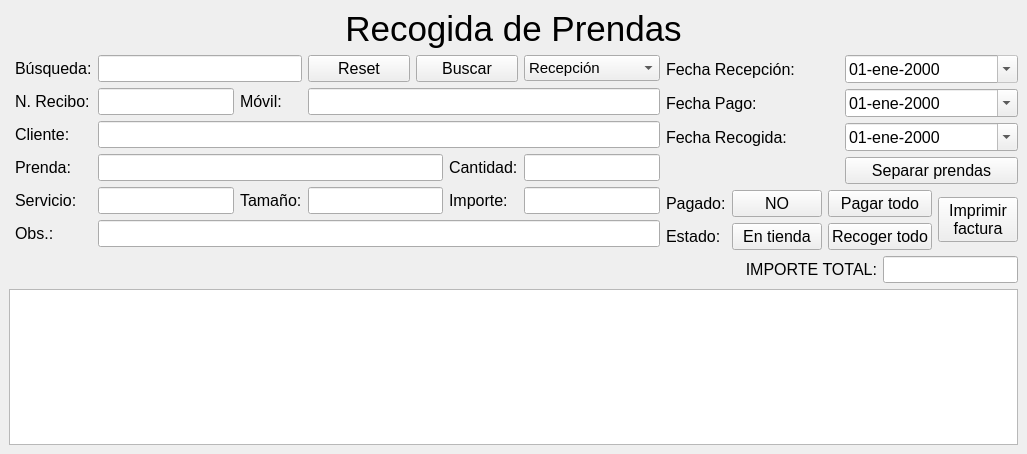
germanbravolopez/laideal, file src/recog_prendas/recog_prendas.ui: the form before one commit.
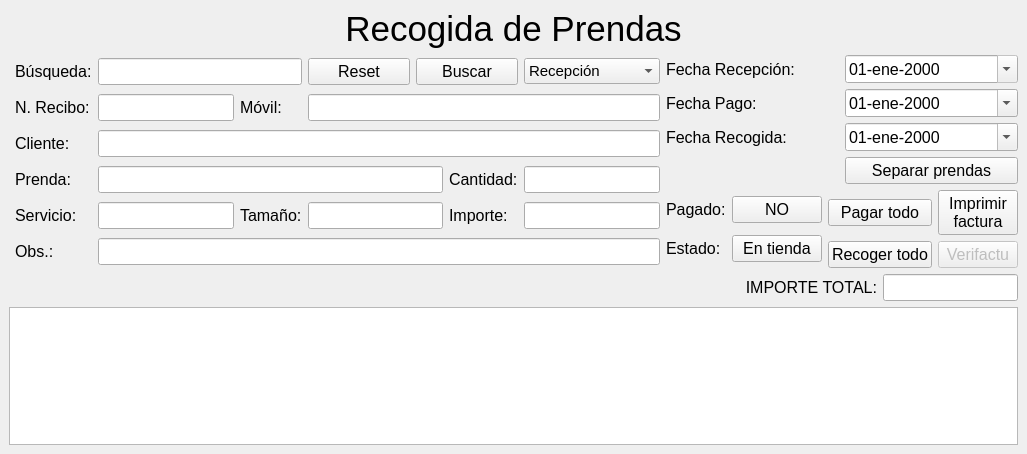
The form after the commit.

Commit message: add implementation of verifactu details display in recog_prendas

Patch:
```diff
--- a/src/recog_prendas/recog_prendas.ui
+++ b/src/recog_prendas/recog_prendas.ui
@@ -29,7 +29,7 @@
   </property>
   <widget class="QWidget" name="centralwidget">
    <layout class="QGridLayout" name="gridLayout_4">
-    <item row="2" column="5" rowspan="2">
+    <item row="2" column="5">
      <widget class="QPushButton" name="pb_print">
       <property name="font">
        <font>
@@ -48,6 +48,24 @@
       </property>
      </widget>
     </item>
+    <item row="3" column="5">
+     <widget class="QPushButton" name="pb_verifactu">
+      <property name="font">
+       <font>
+        <pointsize>12</pointsize>
+       </font>
+      </property>
+      <property name="toolTip">
+       <string>Ver información de Verifactu para el ticket seleccionado</string>
+      </property>
+      <property name="text">
+       <string>Verifactu</string>
+      </property>
+      <property name="enabled">
+       <bool>false</bool>
+      </property>
+     </widget>
+    </item>
     <item row="1" column="1" rowspan="3">
      <layout class="QGridLayout" name="gridLayout">
       <item row="5" column="0">
```
The commit also changes 6 other files.
